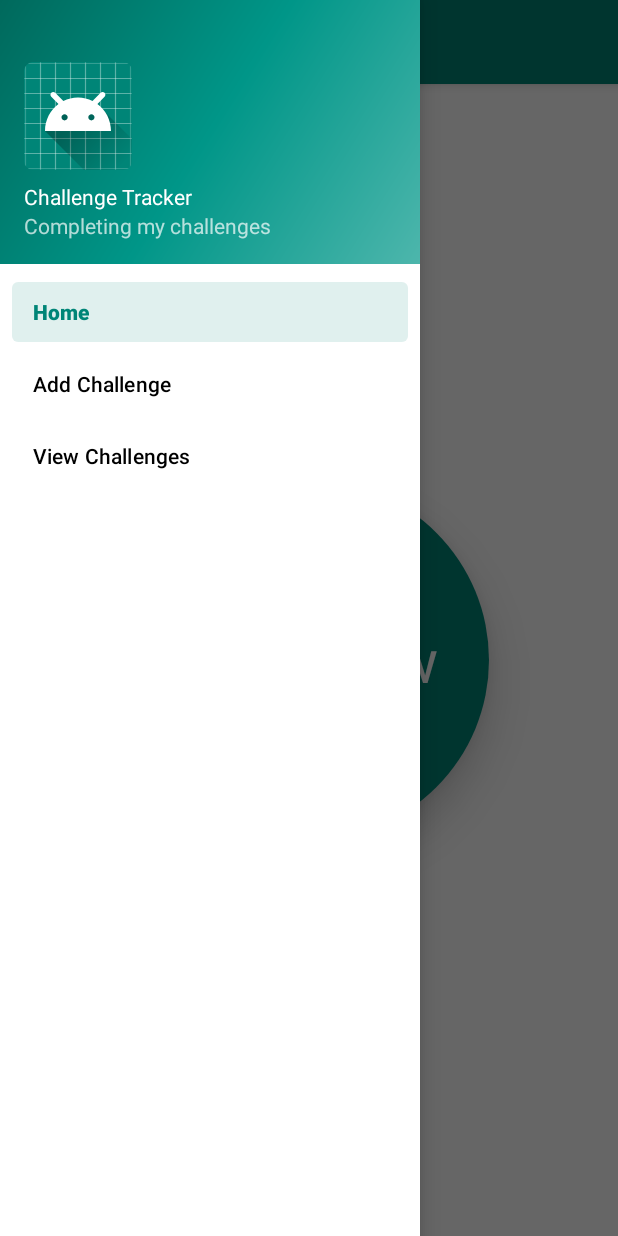
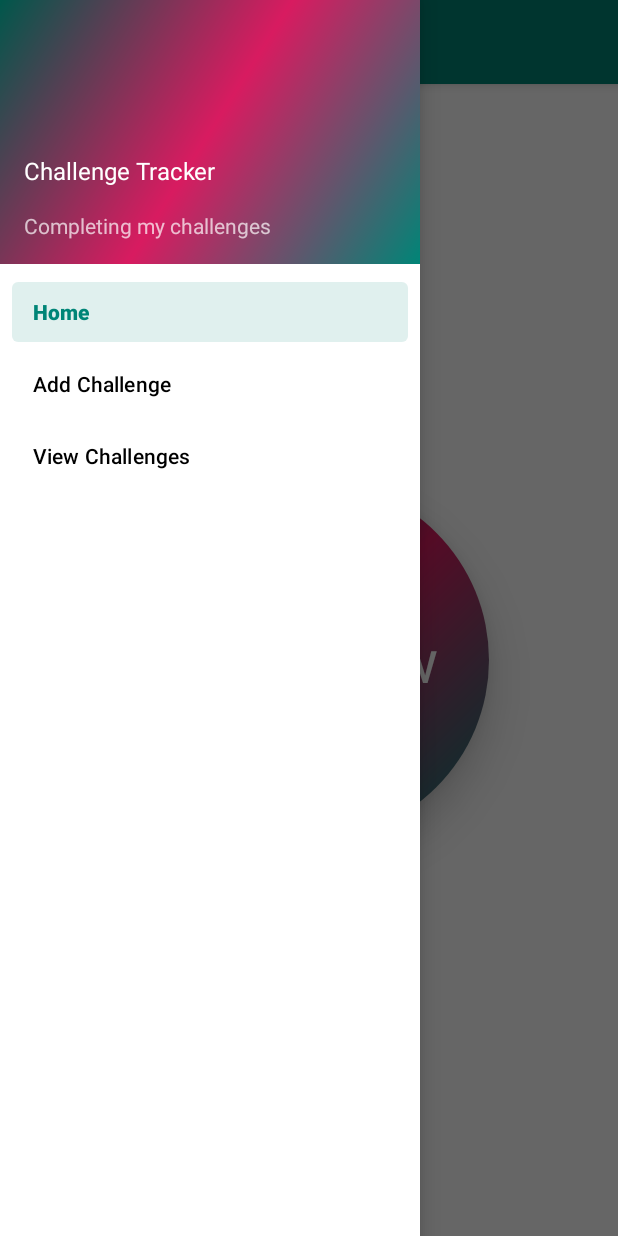
Before and after one commit to sowmyav24/challenge-tracker, an Android app: the screen it shows after launch (MainActivity), with the side drawer open, on a phone screen of 412 x 824 dp. Run offline under Robolectric (Android 15) with nearby library versions, the phone set to English and light mode, and no system bars; our stand-ins replace Room's generated code, navigation-ui.

```diff
--- a/app/src/main/res/drawable/ic_circle_gradient.xml
+++ b/app/src/main/res/drawable/ic_circle_gradient.xml
@@ -4,10 +4,10 @@
     <solid android:color="?attr/colorPrimary" />
     <gradient
         android:angle="135"
-        android:centerColor="#ff42959a"
-        android:endColor="#ff23729a"
-        android:startColor="#ff2d9a59" />
+        android:centerColor="@color/colorAccent"
+        android:endColor="@color/colorPrimaryDark"
+        android:startColor="@color/colorPrimary" />
     <size
-        android:width="280dp"
-        android:height="280dp" />
+        android:width="240dp"
+        android:height="240dp" />
 </shape>
--- a/app/src/main/res/drawable/side_nav_bar.xml
+++ b/app/src/main/res/drawable/side_nav_bar.xml
@@ -2,8 +2,8 @@
     android:shape="rectangle">
     <gradient
         android:angle="135"
-        android:centerColor="#009688"
-        android:endColor="#00695C"
-        android:startColor="#4DB6AC"
+        android:centerColor="@color/colorAccent"
+        android:endColor="@color/colorPrimaryDark"
+        android:startColor="@color/colorPrimary"
         android:type="linear" />
 </shape>
--- a/app/src/main/res/layout/fragment_challenge.xml
+++ b/app/src/main/res/layout/fragment_challenge.xml
@@ -30,7 +30,6 @@
         android:id="@+id/count"
         android:layout_width="wrap_content"
         android:layout_height="wrap_content"
-        android:background="@drawable/ic_count_background"
         android:elevation="@dimen/dimen_16"
         android:gravity="center"
         android:shadowColor="@color/black"
--- a/app/src/main/res/layout/nav_header_main.xml
+++ b/app/src/main/res/layout/nav_header_main.xml
@@ -13,18 +13,12 @@
     android:orientation="vertical"
     android:gravity="bottom">
 
-    <ImageView
-        android:layout_width="wrap_content"
-        android:layout_height="wrap_content"
-        android:paddingTop="@dimen/dimen_8"
-        app:srcCompat="@mipmap/ic_launcher_round"
-        android:contentDescription="@string/nav_header_subtitle"
-        android:id="@+id/imageView" />
-
     <TextView
         android:layout_width="match_parent"
         android:layout_height="wrap_content"
         android:paddingTop="@dimen/dimen_8"
+        android:textSize="@dimen/dimen_text_16"
+        android:layout_marginBottom="@dimen/dimen_text_16"
         android:text="@string/nav_header_title"
         android:textAppearance="@style/TextAppearance.AppCompat.Body1" />
 
--- a/app/src/main/res/values/strings.xml
+++ b/app/src/main/res/values/strings.xml
@@ -22,7 +22,7 @@
     <string name="delete">Delete</string>
     <string name="start_challenging">Start challenging</string>
     <string name="start_now">Start now</string>
-    <string name="congratulations">Congratulations !</string>
+    <string name="done">Done !</string>
     <string name="no_notes">No Notes Captured for this challenge</string>
     <string name="no_challenges">No challenges</string>
     <string name="required">Required</string>
```
Also changed, not shown: app/src/main/java/scheduler/org/challengetracker/ui/challenge/ChallengeFragment.kt (+10 -9 lines).
